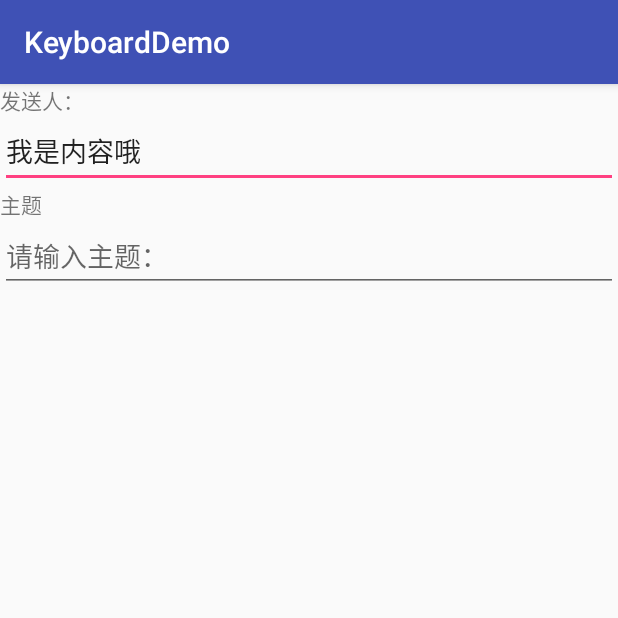
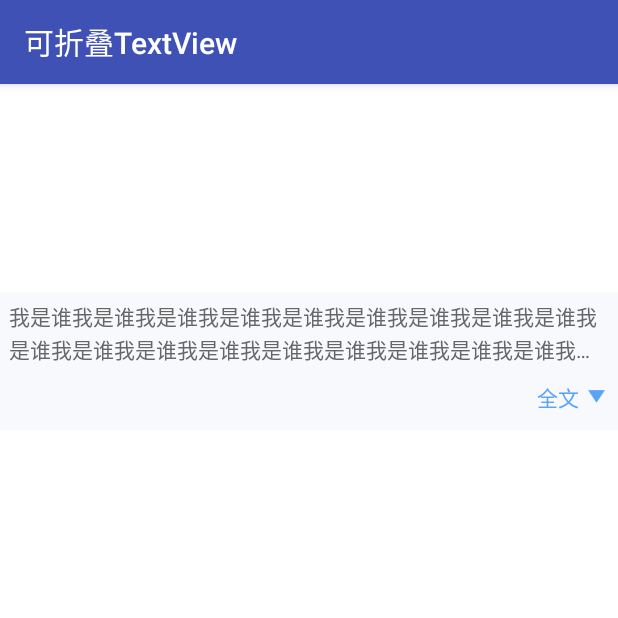
Before and after one commit to crazyzhangxl/KeyBoardDemo, an Android app: the SoftFocusActivity screen opened directly, with no data from a screen before it, on a phone screen of 412 x 824 dp, the top half of it. Run offline under Robolectric (Android 15) with nearby library versions, the phone set to English and light mode, and no system bars; libraries missing offline, so code that uses them is left out: com.ycbjie.ycreddotviewlib.

Commit message:
新增可折叠view

```diff
--- a/app/build.gradle
+++ b/app/build.gradle
@@ -27,5 +27,5 @@ dependencies {
     androidTestImplementation 'com.android.support.test.espresso:espresso-core:3.0.2'
     implementation 'com.android.support:design:26.1.0'
     implementation 'com.lqr.emoji:library:1.0.2'
-
+    implementation 'cn.yc:YCRedDotViewLib:1.0.3'
 }
--- a/app/src/main/AndroidManifest.xml
+++ b/app/src/main/AndroidManifest.xml
@@ -11,7 +11,10 @@
         android:supportsRtl="true"
         android:theme="@style/AppTheme"
         tools:replace="label,allowBackup,theme">
-        <activity android:name=".focus.SoftFocusActivity"></activity>
+        <activity android:name=".collapse.CollapseActivity" android:label="折叠View"></activity>
+        <activity
+            android:name=".focus.SoftFocusActivity"
+            android:label="可折叠TextView" />
         <activity
             android:name=".keyboard_num.KeyBoardNumberActivity"
             android:label="数字软键盘" />
--- /dev/null
+++ b/app/src/main/java/com/example/apple/keyboarddemo/RedDotView.java
@@ -0,0 +1,85 @@
+package com.example.apple.keyboarddemo;
+
+import android.content.Context;
+import android.graphics.Color;
+import android.graphics.Typeface;
+import android.graphics.drawable.ShapeDrawable;
+import android.graphics.drawable.shapes.RoundRectShape;
+import android.os.Build;
+import android.support.v7.widget.AppCompatTextView;
+import android.util.AttributeSet;
+import android.util.TypedValue;
+import android.view.Gravity;
+
+/**
+ * Created by apple on 2019/7/25.
+ * description:
+ */
+public class RedDotView extends AppCompatTextView {
+    public RedDotView(Context context) {
+        this(context,null);
+    }
+
+    public RedDotView(Context context, AttributeSet attrs) {
+        this(context, attrs,0);
+    }
+
+    public RedDotView(Context context, AttributeSet attrs, int defStyleAttr) {
+        super(context, attrs, defStyleAttr);
+        initViews();
+    }
+
+    private void initViews() {
+        setTextView();
+    }
+
+    private void setTextView() {
+        setTextColor(Color.WHITE);
+        setTypeface(Typeface.DEFAULT_BOLD);
+        setTextSize(TypedValue.COMPLEX_UNIT_SP, 10);
+        setPadding(dip2Px(5), dip2Px(1), dip2Px(5), dip2Px(1));
+        setBackground(9, Color.parseColor("#f14850"));
+        setGravity(Gravity.CENTER);
+    }
+
+    private int dip2Px(float dip) {
+        return (int) (dip * getContext().getResources().getDisplayMetrics().density + 0.5f);
+    }
+
+    /**
+     * 设置背景颜色
+     * @param dipRadius                 半径
+     * @param badgeColor                颜色
+     */
+    private void setBackground(int dipRadius, int badgeColor) {
+        int radius = dip2Px(dipRadius);
+        float[] radiusArray = new float[]{radius, radius, radius, radius,
+                radius, radius, radius, radius};
+        RoundRectShape roundRect = new RoundRectShape(radiusArray, null, null);
+        ShapeDrawable bgDrawable = new ShapeDrawable(roundRect);
+        bgDrawable.getPaint().setColor(badgeColor);
+        if (Build.VERSION.SDK_INT >= Build.VERSION_CODES.JELLY_BEAN) {
+            setBackground(bgDrawable);
+        }
+    }
+
+    /**
+     * 设置红点的数字
+     * @param count                 数字
+     */
+    public void setBadgeCount(int count) {
+        //设置参数，超过99显示99+
+        if (count == 0){
+            setVisibility(GONE);
+            return;
+        }
+        if (getVisibility() == GONE){
+            setVisibility(VISIBLE);
+        }
+        setBadgeCount(count > 99 ? "99+" : String.valueOf(count));
+    }
+
+    private void setBadgeCount(String count) {
+        setText(count);
+    }
+}
--- /dev/null
+++ b/app/src/main/java/com/example/apple/keyboarddemo/expand/ExpandTextView.java
@@ -0,0 +1,251 @@
+package com.example.apple.keyboarddemo.expand;
+
+import android.animation.Animator;
+import android.animation.ValueAnimator;
+import android.content.Context;
+import android.graphics.drawable.Drawable;
+import android.support.annotation.Nullable;
+import android.support.v4.content.ContextCompat;
+import android.text.TextUtils;
+import android.util.AttributeSet;
+import android.util.Log;
+import android.view.LayoutInflater;
+import android.view.MotionEvent;
+import android.view.View;
+import android.widget.LinearLayout;
+import android.widget.TextView;
+import com.example.apple.keyboarddemo.R;
+
+/**
+ * Created by apple on 2019/7/23.
+ * description: 可折叠的TextView
+ */
+public class ExpandTextView extends LinearLayout implements View.OnClickListener {
+    private TextView mTvContent,mTvExpand;
+
+    /*是否有重新绘制*/
+    private boolean mRelayout;
+
+    /*默认收起*/
+    private boolean mCollapsed = true;
+
+    /*动画执行时间*/
+    private int mAnimationDuration = 300;
+    /*是否正在执行动画*/
+    private boolean mAnimating;
+
+    /*设置内容最大行数，超过隐藏*/
+    private int mMaxCollapsedLines = 2;
+
+    /*这个linerlayout容器的高度*/
+    private int mCollapsedHeight;
+
+    /*内容tv真实高度（含padding）*/
+    private int mTextHeightWithMaxLines;
+
+    /*内容tvMarginTopAmndBottom高度*/
+    private int mMarginBetweenTxtAndBottom;
+
+    /*展开图片*/
+    private Drawable mExpandDrawable;
+    /*收起图片*/
+    private Drawable mCollapseDrawable;
+
+    public ExpandTextView(Context context) {
+        this(context,null);
+    }
+
+    public ExpandTextView(Context context, @Nullable AttributeSet attrs) {
+        this(context, attrs,0);
+    }
+
+    public ExpandTextView(Context context, @Nullable AttributeSet attrs, int defStyleAttr) {
+        super(context, attrs, defStyleAttr);
+        init(attrs);
+    }
+
+    /**
+     * 设置orientation 必须为垂直
+     * @param orientation
+     */
+    @Override
+    public void setOrientation(int orientation) {
+        if (LinearLayout.HORIZONTAL == orientation) {
+            throw new IllegalArgumentException("ExpandableTextView only supports Vertical Orientation.");
+        }
+        super.setOrientation(orientation);
+    }
+
+    /**
+     * 依据参数属性 设置排列方式
+     * @param attrs
+     */
+    private void init(AttributeSet attrs) {
+        Log.e("expand", "init: 初始化了" );
+        mExpandDrawable = ContextCompat.getDrawable(getContext(), R.mipmap.ic_expand_down);
+        mExpandDrawable.setBounds(0,0,25,25);
+        mCollapseDrawable = ContextCompat.getDrawable(getContext(), R.mipmap.ic_expand_up);
+        mCollapseDrawable.setBounds(0,0,25,25);
+        setOrientation(VERTICAL);
+        // 在加载前设置不可见...
+        setVisibility(GONE);
+    }
+
+    /**
+     * 渲染完成后初始化view
+     */
+    @Override
+    protected void onFinishInflate() {
+        super.onFinishInflate();
+        initViews();
+    }
+
+
+    @Override
+    protected void onMeasure(int widthMeasureSpec, int heightMeasureSpec) {
+        // 如果没有改变则返回
+        if (!mRelayout || getVisibility() == View.GONE){
+            super.onMeasure(widthMeasureSpec, heightMeasureSpec);
+            return;
+        }
+        mRelayout = false;
+        mTvExpand.setVisibility(GONE);
+        mTvContent.setMaxLines(Integer.MAX_VALUE);
+        super.onMeasure(widthMeasureSpec, heightMeasureSpec);
+
+        //如果内容真实行数小于等于最大行数，不处理
+        if (mTvContent.getLineCount() <= mMaxCollapsedLines) {
+            return;
+        }
+        // 获取内容tv真实高度（含padding）进行保存
+        mTextHeightWithMaxLines = getRealTextViewHeight(mTvContent);
+
+        // 如果是收起状态，重新设置最大行数
+        if (mCollapsed) {
+            mTvContent.setMaxLines(mMaxCollapsedLines);
+        }
+        mTvExpand.setVisibility(View.VISIBLE);
+        super.onMeasure(widthMeasureSpec, heightMeasureSpec);
+
+        if (mCollapsed) {
+            // Gets the margin between the TextView's bottom and the ViewGroup's bottom
+            mTvContent.post(new Runnable() {
+                @Override
+                public void run() {
+                    mMarginBetweenTxtAndBottom = getHeight() - mTvContent.getHeight();
+                }
+            });
+            // 保存这个容器的测量高度
+            mCollapsedHeight = getMeasuredHeight();
+        }
+
+    }
+
+    @Override
+    public boolean onInterceptTouchEvent(MotionEvent ev) {
+        // 当动画还在执行状态时，拦截事件，不让child处理
+        return mAnimating;
+    }
+
+    private void initViews() {
+        LayoutInflater.from(getContext()).inflate(R.layout.textview_expand_shink,this);
+        mTvContent = findViewById(R.id.expand_content);
+        mTvContent.setOnClickListener(this);
+        mTvExpand = findViewById(R.id.expand_collapse);
+        mTvExpand.setText(mCollapsed ? "全文" : "收起");
+        mTvExpand.setCompoundDrawables(null, null, mCollapsed ? mExpandDrawable : mCollapseDrawable, null);
+        mTvExpand.setOnClickListener(this);
+    }
+
+    /**
+     * 点击事件
+     * @param v
+     */
+    @Override
+    public void onClick(View v) {
+        if (mTvExpand.getVisibility() != VISIBLE){
+            return;
+        }
+        mCollapsed = !mCollapsed;
+        mTvExpand.setText(mCollapsed ? "全文" : "收起");
+        mTvExpand.setCompoundDrawables(null, null, mCollapsed ? mExpandDrawable : mCollapseDrawable, null);
+        // 执行展开/收起动画
+        mAnimating = true;
+        ValueAnimator valueAnimator;
+        if (mCollapsed) {
+            valueAnimator = ValueAnimator.ofInt(getHeight(), mCollapsedHeight);
+        } else {
+            valueAnimator = ValueAnimator.ofInt(getHeight(), getHeight() +
+                    mTextHeightWithMaxLines - mTvContent.getHeight());
+        }
+        valueAnimator.addUpdateListener(new ValueAnimator.AnimatorUpdateListener(){
+            @Override
+            public void onAnimationUpdate(ValueAnimator valueAnimator) {
+                int animatedValue = (int) valueAnimator.getAnimatedValue();
+                mTvContent.setMaxHeight(animatedValue - mMarginBetweenTxtAndBottom);
+                getLayoutParams().height = animatedValue;
+                requestLayout();
+            }
+        });
+        valueAnimator.addListener(new Animator.AnimatorListener() {
+            @Override
+            public void onAnimationStart(Animator animator) {
+
+            }
+            @Override
+            public void onAnimationEnd(Animator animator) {
+                // 动画结束后发送结束的信号
+                /// clear the animation flag
+                mAnimating = false;
+                if (mCollapsed){
+                    mTvContent.setMaxLines(mMaxCollapsedLines);
+                    mTvContent.setEllipsize(TextUtils.TruncateAt.END);
+                }
+            }
+            @Override
+            public void onAnimationCancel(Animator animator) {
+
+            }
+            @Override
+            public void onAnimationRepeat(Animator animator) {
+
+            }
+        });
+        valueAnimator.setDuration(mAnimationDuration);
+        valueAnimator.start();
+    }
+
+
+
+    /**
+     * 设置内容
+     * @param text
+     */
+    public void setText( CharSequence text) {
+        mRelayout = true;
+        mTvContent.setText(text);
+        setVisibility(TextUtils.isEmpty(text) ? View.GONE : View.VISIBLE);
+    }
+
+    /**
+     * 获取内容
+     * @return
+     */
+    public CharSequence getText() {
+        if (mTvContent == null) {
+            return "";
+        }
+        return mTvContent.getText();
+    }
+
+    /**
+     * 获取内容tv真实高度（含padding）
+     * @param textView
+     * @return
+     */
+    private static int getRealTextViewHeight( TextView textView) {
+        int textHeight = textView.getLayout().getLineTop(textView.getLineCount());
+        int padding = textView.getCompoundPaddingTop() + textView.getCompoundPaddingBottom();
+        return textHeight + padding;
+    }
+}
--- a/app/src/main/java/com/example/apple/keyboarddemo/focus/SoftFocusActivity.java
+++ b/app/src/main/java/com/example/apple/keyboarddemo/focus/SoftFocusActivity.java
@@ -4,11 +4,16 @@ import android.content.Context;
 import android.os.IBinder;
 import android.support.v7.app.AppCompatActivity;
 import android.os.Bundle;
+import android.view.Gravity;
 import android.view.View;
 import android.view.inputmethod.InputMethodManager;
 import android.widget.EditText;
+import android.widget.LinearLayout;
 
 import com.example.apple.keyboarddemo.R;
+import com.example.apple.keyboarddemo.RedDotView;
+import com.example.apple.keyboarddemo.expand.ExpandTextView;
+import com.ycbjie.ycreddotviewlib.YCRedDotView;
 
 /**
  * created by apple on 2019/7/23
@@ -18,6 +23,9 @@ import com.example.apple.keyboarddemo.R;
 public class SoftFocusActivity extends AppCompatActivity {
     private View mRootView;
     private EditText mEtSend,mEtTheme;
+    private ExpandTextView mExpandTextView;
+    private LinearLayout mLinear;
+    private RedDotView mRedDotView;
     @Override
     protected void onCreate(Bundle savedInstanceState) {
         super.onCreate(savedInstanceState);
@@ -32,6 +40,10 @@ public class SoftFocusActivity extends AppCompatActivity {
         mRootView = findViewById(R.id.llRoot);
         mEtSend = findViewById(R.id.etSend);
         mEtTheme = findViewById(R.id.etTheme);
+        mExpandTextView = findViewById(R.id.expandTextView);
+        mLinear = findViewById(R.id.linear);
+        mRedDotView = findViewById(R.id.redDot);
+        mRedDotView.setBadgeCount(0);
     }
 
 
@@ -52,6 +64,11 @@ public class SoftFocusActivity extends AppCompatActivity {
     private void initData() {
         mEtSend.requestFocus();
         mEtSend.setSelection(mEtSend.getText().toString().length());
+        mExpandTextView.setText("我是谁我是谁我是谁我是谁我是谁我是谁我是谁我是谁我是谁我是谁我是谁我是谁我是谁我是谁我是谁我是谁我是谁我是谁我是谁我是谁我是谁我是谁我是谁我是谁我是谁我是谁我是谁我是谁我是谁我是谁我是谁我是谁我是谁");
+    }
+
+    private void initRedDot(){
+
     }
 
 
--- a/app/src/main/res/layout/activity_soft_focus.xml
+++ b/app/src/main/res/layout/activity_soft_focus.xml
@@ -6,13 +6,16 @@
     android:layout_height="match_parent"
     android:orientation="vertical"
     android:id="@+id/llRoot"
+    android:background="#fff"
     tools:context=".focus.SoftFocusActivity">
 
     <TextView
+        android:visibility="invisible"
         android:text="发送人："
         android:layout_width="wrap_content"
         android:layout_height="wrap_content" />
     <EditText
+        android:visibility="invisible"
         android:id="@+id/etSend"
         android:hint="请输入发送人："
         android:text="我是内容哦"
@@ -22,13 +25,30 @@
         android:layout_height="wrap_content" />
 
     <TextView
+        android:visibility="invisible"
         android:text="主题"
         android:layout_width="wrap_content"
         android:layout_height="wrap_content" />
     <EditText
+        android:visibility="invisible"
         android:id="@+id/etTheme"
         android:hint="请输入主题："
         android:layout_width="match_parent"
         android:layout_height="wrap_content" />
-
+    <com.example.apple.keyboarddemo.expand.ExpandTextView
+        android:id="@+id/expandTextView"
+        android:layout_width="match_parent"
+        android:layout_height="wrap_content">
+    </com.example.apple.keyboarddemo.expand.ExpandTextView>
+    <LinearLayout
+        android:id="@+id/linear"
+        android:orientation="vertical"
+        android:layout_width="match_parent"
+        android:layout_height="40dp">
+    </LinearLayout>
+    <com.example.apple.keyboarddemo.RedDotView
+        android:text="10"
+        android:id="@+id/redDot"
+        android:layout_width="wrap_content"
+        android:layout_height="wrap_content" />
 </LinearLayout>
--- /dev/null
+++ b/app/src/main/res/layout/textview_expand_shink.xml
@@ -0,0 +1,30 @@
+<?xml version="1.0" encoding="utf-8"?>
+<LinearLayout
+    android:orientation="vertical"
+    xmlns:android="http://schemas.android.com/apk/res/android"
+    android:layout_width="match_parent"
+    android:background="#f7f9fc"
+    android:padding="6dp"
+    android:layout_height="match_parent">
+    <TextView
+        android:textColor="#666"
+        android:textSize="14sp"
+        android:id="@+id/expand_content"
+        android:lineSpacingExtra="1dp"
+        android:ellipsize="end"
+        android:layout_width="match_parent"
+        android:layout_height="wrap_content" />
+    <TextView
+        android:id="@+id/expand_collapse"
+        android:layout_width="wrap_content"
+        android:layout_height="wrap_content"
+        android:layout_gravity="right"
+        android:background="@android:color/transparent"
+        android:textSize="14sp"
+        android:textColor="#59a3f8"
+        android:paddingTop="5dp"
+        android:paddingBottom="5dp"
+        android:gravity="center"
+        android:drawablePadding="3dp"
+        android:layout_marginTop="5dp" />
+</LinearLayout>
```
Also changed, not shown: app/src/main/java/com/example/apple/keyboarddemo/collapse/CollapseActivity.java (added, +40 -0 lines), app/src/main/java/com/example/apple/keyboarddemo/collapse/ExpandLayout.java (added, +144 -0 lines), app/src/main/res/layout/activity_collapse.xml (added, +46 -0 lines), app/src/main/res/mipmap-xhdpi/ic_expand_down.png (added), app/src/main/res/mipmap-xhdpi/ic_expand_up.png (added), 1 other file.
